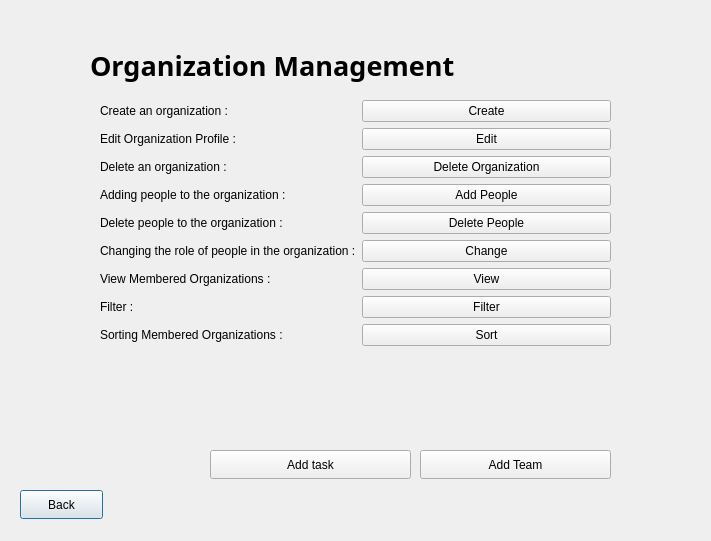
Above: Project_Ap/Organization_Page.ui from Hasansaberifar/AP_Prozhe before the change. Below: the same form after it.
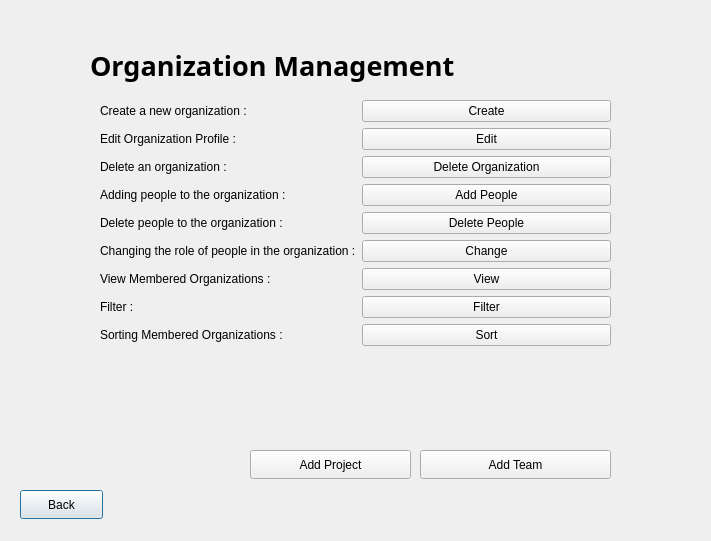
That is the form after the change.

What changed in the file:
```diff
--- a/Project_Ap/Organization_Page.ui
+++ b/Project_Ap/Organization_Page.ui
@@ -59,7 +59,7 @@
     <item row="0" column="0">
      <widget class="QLabel" name="label_2">
       <property name="text">
-       <string>Create an organization :</string>
+       <string>Create a new organization :</string>
       </property>
      </widget>
     </item>
@@ -200,14 +200,14 @@
   <widget class="QPushButton" name="pushButton_12">
    <property name="geometry">
     <rect>
-     <x>210</x>
+     <x>250</x>
      <y>450</y>
-     <width>201</width>
+     <width>161</width>
      <height>29</height>
     </rect>
    </property>
    <property name="text">
-    <string>Add task</string>
+    <string>Add Project</string>
    </property>
   </widget>
  </widget>
```
